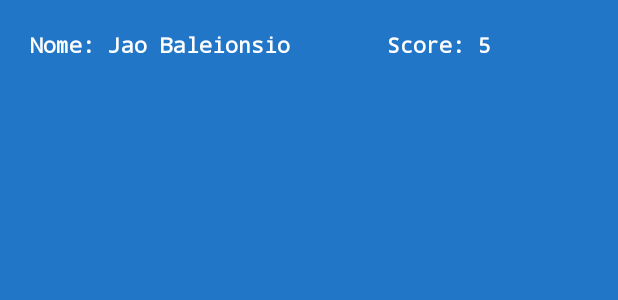
After one commit to deskjetF100/trabalho-avaliativo-PDM2, an Android app: the layout layout_rank.xml on its own in the app's theme, with its tools: preview values and no code run, on a phone screen of 412 x 824 dp. The commit adds this screen. Shown: the top 300 px of the screen. Run offline under Robolectric (Android 15) with nearby library versions, the phone set to English and light mode, and no system bars.

Commit message:
Teste na RankActivity.

```diff
--- a/app/src/main/res/layout/activity_main.xml
+++ b/app/src/main/res/layout/activity_main.xml
@@ -12,7 +12,6 @@
             android:layout_width="wrap_content"
             android:layout_height="wrap_content"
             android:textColor="@color/white_sujo"
-            android:text="Wandé"
             android:textSize="24dp"
             android:fontFamily="monospace"
             android:layout_margin="25dp"
--- /dev/null
+++ b/app/src/main/res/layout/layout_rank.xml
@@ -0,0 +1,31 @@
+<?xml version="1.0" encoding="utf-8"?>
+<LinearLayout xmlns:android="http://schemas.android.com/apk/res/android"
+              android:orientation="horizontal"
+              android:layout_width="match_parent"
+              android:layout_height="match_parent"
+              android:padding="20dp"
+                android:background="@color/blue_pokemon">
+
+    <TextView android:layout_width="wrap_content"
+              android:layout_height="wrap_content"
+              android:id="@+id/nameUser"
+              android:textColor="@color/white"
+              android:textSize="14dp"
+              android:fontFamily="monospace"
+              android:textStyle="bold"
+              android:text="Nome: Jao Baleionsio"
+              android:layout_weight="1"
+    />
+
+    <TextView android:layout_width="wrap_content"
+              android:layout_height="wrap_content"
+              android:id="@+id/scores"
+              android:textColor="@color/white"
+              android:textSize="14dp"
+              android:fontFamily="monospace"
+              android:textStyle="bold"
+              android:text="Score: 5"
+              android:layout_weight="1"
+    />
+
+</LinearLayout>
```
Also changed, not shown: app/src/main/AndroidManifest.xml (+4 -3 lines), app/src/main/java/com/example/trabalhoavaliativopdm2/RankActivity.java (+19 -2 lines), app/src/main/java/com/example/trabalhoavaliativopdm2/adapter/RankAdapter.java (added, +49 -0 lines), app/src/main/res/layout/activity_rank.xml (+9 -2 lines), app/src/main/res/raw/confetti.json (added, +1 -0 lines).
